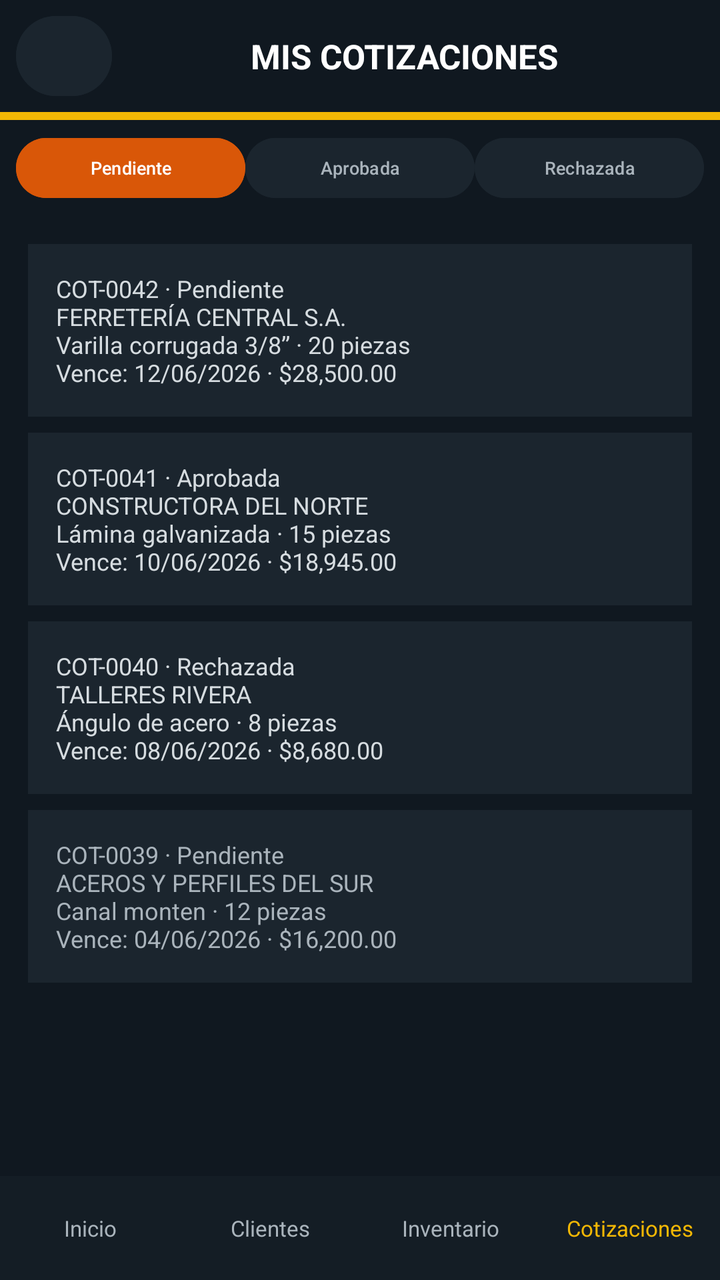
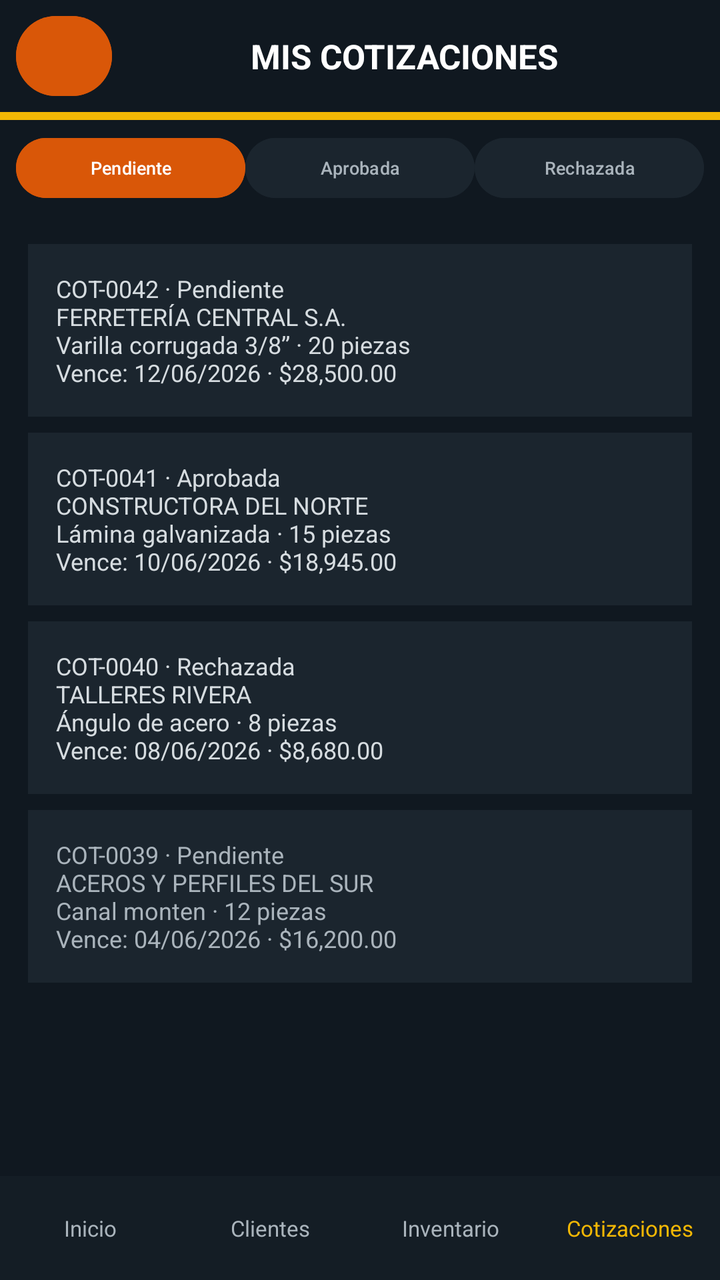

Screens rendered from an Android XML layout before and after an edit, with the pre-edit source and the edit as a unified diff.
<!-- AndroidManifest.xml: application theme Theme.Aceroswecorp -->
<!-- res/layout/activity_mis_cotizaciones.xml -->
<?xml version="1.0" encoding="utf-8"?>
<LinearLayout xmlns:android="http://schemas.android.com/apk/res/android"
    android:id="@+id/screen_root"
    android:layout_width="match_parent"
    android:layout_height="match_parent"
    android:background="#101820"
    android:orientation="vertical">

    <LinearLayout
        android:layout_width="match_parent"
        android:layout_height="56dp"
        android:gravity="center_vertical"
        android:orientation="horizontal"
        android:paddingStart="8dp"
        android:paddingEnd="12dp">

        <Button
            android:id="@+id/screen_back"
            android:layout_width="48dp"
            android:layout_height="48dp"
            android:backgroundTint="#1B252E"
            android:contentDescription="@string/back"
            android:text="@string/back_arrow"
            android:textColor="#FFFFFF"
            android:textSize="24sp" />

        <TextView
            android:layout_width="0dp"
            android:layout_height="wrap_content"
            android:layout_weight="1"
            android:gravity="center"
            android:text="MIS COTIZACIONES"
            android:textColor="#FFFFFF"
            android:textSize="17sp"
            android:textStyle="bold" />
    </LinearLayout>

    <TextView android:layout_width="match_parent" android:layout_height="4dp" android:background="#F2B705" />

    <LinearLayout android:layout_width="match_parent" android:layout_height="48dp" android:gravity="center" android:orientation="horizontal" android:paddingStart="8dp" android:paddingEnd="8dp">
        <Button android:id="@+id/filter_pending" android:layout_width="0dp" android:layout_height="38dp" android:layout_weight="1" android:backgroundTint="#D95708" android:text="Pendiente" android:textColor="#FFFFFF" android:textSize="9sp" />
        <Button android:id="@+id/filter_approved" android:layout_width="0dp" android:layout_height="38dp" android:layout_weight="1" android:backgroundTint="#1B252E" android:text="Aprobada" android:textColor="#AAB4BC" android:textSize="9sp" />
        <Button android:id="@+id/filter_rejected" android:layout_width="0dp" android:layout_height="38dp" android:layout_weight="1" android:backgroundTint="#1B252E" android:text="Rechazada" android:textColor="#AAB4BC" android:textSize="9sp" />
    </LinearLayout>

    <ScrollView
        android:layout_width="match_parent"
        android:layout_height="0dp"
        android:layout_weight="1">

        <LinearLayout
            android:layout_width="match_parent"
            android:layout_height="wrap_content"
            android:orientation="vertical"
            android:padding="14dp">

            <TextView android:id="@+id/quote_pending_42" android:layout_width="match_parent" android:layout_height="wrap_content" android:background="#1B252E" android:padding="14dp" android:text="COT-0042 · Pendiente&#10;FERRETERÍA CENTRAL S.A.&#10;Varilla corrugada 3/8” · 20 piezas&#10;Vence: 12/06/2026 · $28,500.00" android:textColor="#D6DCE0" android:textSize="12sp" />
            <TextView android:id="@+id/quote_approved_41" android:layout_width="match_parent" android:layout_height="wrap_content" android:layout_marginTop="8dp" android:background="#1B252E" android:padding="14dp" android:text="COT-0041 · Aprobada&#10;CONSTRUCTORA DEL NORTE&#10;Lámina galvanizada · 15 piezas&#10;Vence: 10/06/2026 · $18,945.00" android:textColor="#D6DCE0" android:textSize="12sp" />
            <TextView android:id="@+id/quote_rejected_40" android:layout_width="match_parent" android:layout_height="wrap_content" android:layout_marginTop="8dp" android:background="#1B252E" android:padding="14dp" android:text="COT-0040 · Rechazada&#10;TALLERES RIVERA&#10;Ángulo de acero · 8 piezas&#10;Vence: 08/06/2026 · $8,680.00" android:textColor="#D6DCE0" android:textSize="12sp" />
            <TextView android:id="@+id/quote_pending_39" android:layout_width="match_parent" android:layout_height="wrap_content" android:layout_marginTop="8dp" android:background="#1B252E" android:padding="14dp" android:text="COT-0039 · Pendiente&#10;ACEROS Y PERFILES DEL SUR&#10;Canal monten · 12 piezas&#10;Vence: 04/06/2026 · $16,200.00" android:textColor="#AAB4BC" android:textSize="12sp" />
        </LinearLayout>
    </ScrollView>

    <LinearLayout android:layout_width="match_parent" android:layout_height="52dp" android:background="#141D25" android:gravity="center" android:orientation="horizontal">
        <TextView android:id="@+id/nav_inicio" android:layout_width="0dp" android:layout_height="match_parent" android:layout_weight="1" android:gravity="center" android:text="Inicio" android:textColor="#AAB4BC" android:textSize="11sp" />
        <TextView android:id="@+id/nav_clientes" android:layout_width="0dp" android:layout_height="match_parent" android:layout_weight="1" android:gravity="center" android:text="Clientes" android:textColor="#AAB4BC" android:textSize="11sp" />
        <TextView android:id="@+id/nav_inventario" android:layout_width="0dp" android:layout_height="match_parent" android:layout_weight="1" android:gravity="center" android:text="Inventario" android:textColor="#AAB4BC" android:textSize="11sp" />
        <TextView android:id="@+id/nav_cotizaciones" android:layout_width="0dp" android:layout_height="match_parent" android:layout_weight="1" android:gravity="center" android:text="Cotizaciones" android:textColor="#F2B705" android:textSize="11sp" />
    </LinearLayout>
</LinearLayout>
<!-- resources referenced by this layout -->
<resources>
  <string name="back">Volver</string>
  <string name="back_arrow">‹</string>
  <style name="Theme.Aceroswecorp" parent="Base.Theme.Aceroswecorp" />
  <style name="Base.Theme.Aceroswecorp" parent="Theme.Material3.DayNight.NoActionBar">
          
          
      </style>
</resources>

<!-- the commit's change to res/layout/activity_mis_cotizaciones.xml (unified diff, before → after) -->
@@ -18,7 +18,7 @@
             android:id="@+id/screen_back"
             android:layout_width="48dp"
             android:layout_height="48dp"
-            android:backgroundTint="#1B252E"
+            android:backgroundTint="#D95708"
             android:contentDescription="@string/back"
             android:text="@string/back_arrow"
             android:textColor="#FFFFFF"
